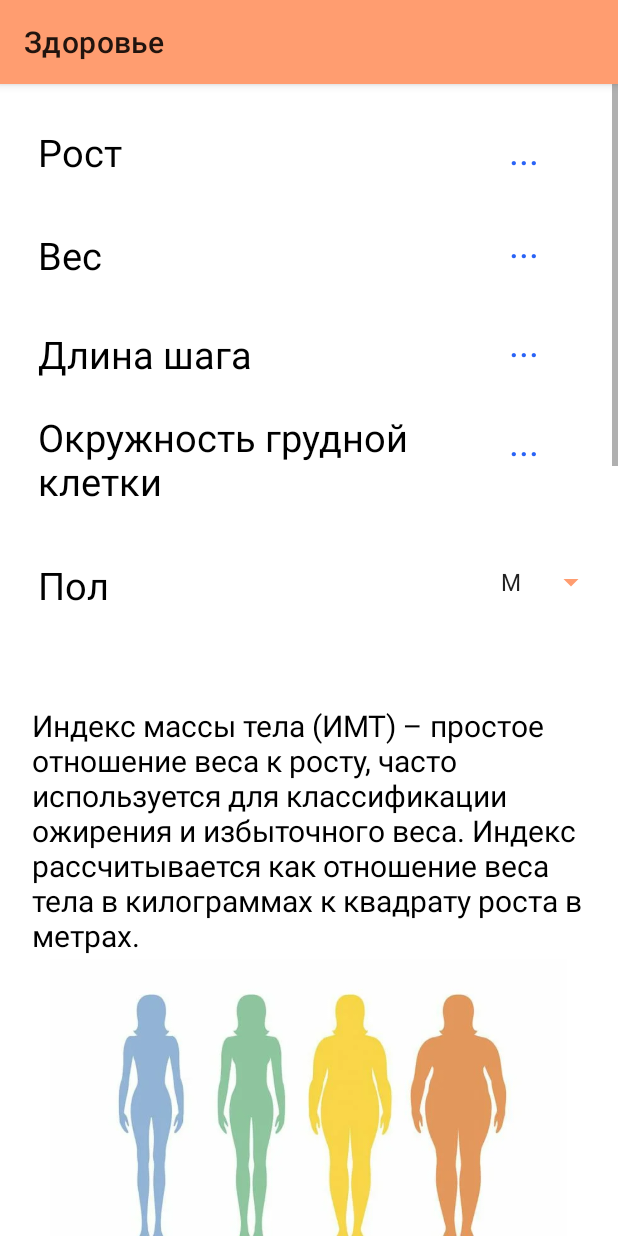
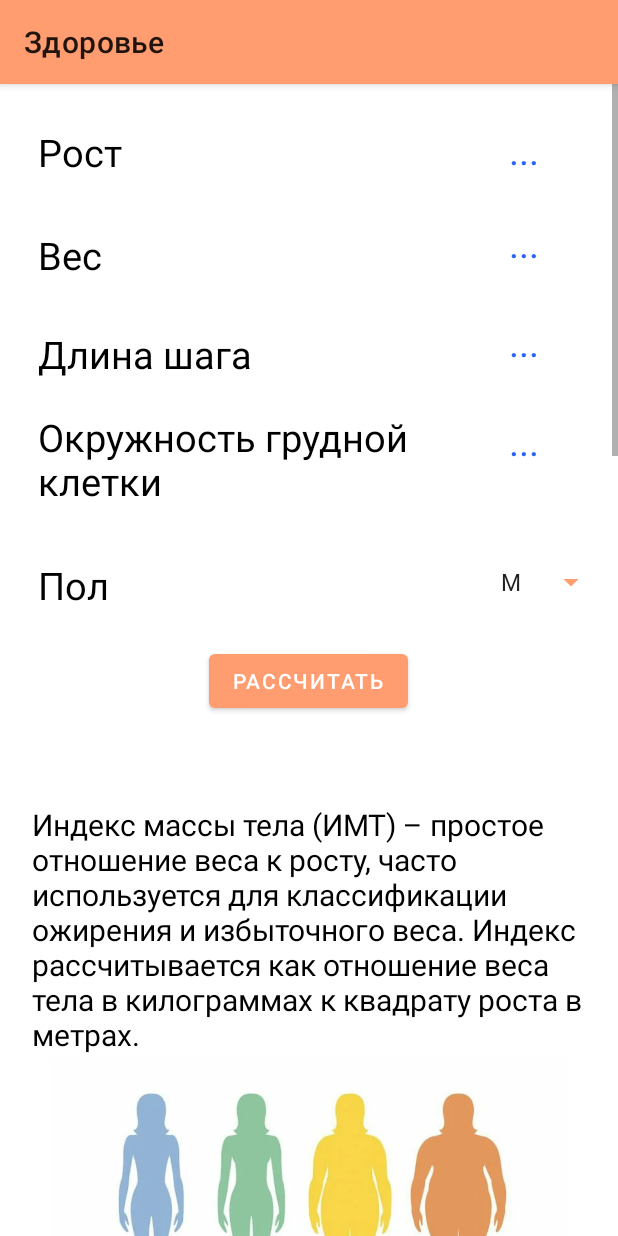
Before and after one commit to rikkewy/GPS_tracker, an Android app: the Health screen opened directly, with no data from a screen before it, on a phone screen of 412 x 824 dp. Run offline under Robolectric (Android 15) with nearby library versions, the phone set to English and light mode, and no system bars; libraries missing offline, so code that uses them is left out: com.yandex.mapkit, com.yandex.runtime; Roboto replaces fonts that are not available here.

Commit message:
Сохранение в текстовом поле введенных значений при возвращении в активность здоровья

```diff
--- a/app/src/main/java/com/example/gpstracker/Health.java
+++ b/app/src/main/java/com/example/gpstracker/Health.java
@@ -39,6 +39,7 @@ public class Health extends AppCompatActivity {
     private TextView gender;
     private TextView circ_of_chest;
     private TextView selection;
+    private Button btnResult;
     private Spinner spinner;
     private  String[] genders = { "М", "Ж"};
 
@@ -55,6 +56,7 @@ public class Health extends AppCompatActivity {
 
         });
 
+        btnResult = findViewById(R.id.btn_result);
         rost = findViewById(R.id.your_height);
         wes = findViewById(R.id.your_weight);
         long_of_step = findViewById(R.id.your_step);
@@ -64,7 +66,7 @@ public class Health extends AppCompatActivity {
         resul_prop =  findViewById(R.id.resul_prop);
         resul_strenght = findViewById(R.id.resul_strenght);
         resul_weight_height = findViewById(R.id.resul_weight_height);
-        setResul();
+
 
         spinner = findViewById(R.id.spinner);
         selection = findViewById(R.id.selection);
@@ -76,33 +78,38 @@ public class Health extends AppCompatActivity {
         spinner.setAdapter(adapter);
 
 
+        btnResult.setOnClickListener(new View.OnClickListener() {
+            @Override
+            public void onClick(View view) {
+                setResul();
+            }
+        });
 
         rost.setOnClickListener(new View.OnClickListener() {
             @Override
             public void onClick(View v) {
                 showDialogRost();
-                setResul();
+
             }
         });
         wes.setOnClickListener(new View.OnClickListener() {
             @Override
             public void onClick(View v) {
                 showDialogWes();
-                setResul();
+
             }
         });
         long_of_step.setOnClickListener(new View.OnClickListener() {
             @Override
             public void onClick(View v) {
                 showDialog_long_of_step();
-                setResul();
+
             }
         });
         circ_of_chest.setOnClickListener(new View.OnClickListener() {
             @Override
             public void onClick(View v) {
                 showDialogCirc();
-                setResul();
             }
         });
     }
@@ -111,6 +118,37 @@ public class Health extends AppCompatActivity {
     protected void onResume() {
         super.onResume();
 
+        SharedPreferences sharedPref = getSharedPreferences("myPref1", Context.MODE_PRIVATE);
+        String rost2 = sharedPref.getString("rost", "");
+        if (!rost2.equals("") ) {
+            rost.setText(rost2);
+        }
+        SharedPreferences sharedPref1 = getSharedPreferences("myPref2", Context.MODE_PRIVATE);
+        String wes2 = sharedPref1.getString("wes", "");
+        if (!wes2.equals("")) {
+            wes.setText(wes2);
+        }
+        SharedPreferences sharedPref2 = getSharedPreferences("myPref4", Context.MODE_PRIVATE);
+        String circ2 =sharedPref2.getString("circ", "" );
+        if(!circ2.equals("")) {
+            circ_of_chest.setText(circ2);
+        }
+        SharedPreferences sharedPref3 = getSharedPreferences("myPref3", Context.MODE_PRIVATE);
+        String step1 =sharedPref3.getString("step", "" );
+        if(!step1.equals("")) {
+            long_of_step.setText(step1);
+        }
+
+        SharedPreferences sharedPref5 = getSharedPreferences("myPref5", Context.MODE_PRIVATE);
+        int gender =sharedPref5.getInt("genders", 0 );
+        if(gender!=0) spinner.setSelection(gender);
+    }
+    public void onPause(){
+        super.onPause();
+        SharedPreferences sharedPref5 = getSharedPreferences("myPref5", Context.MODE_PRIVATE);
+        SharedPreferences.Editor editor = sharedPref5.edit();
+        editor.putInt("genders", spinner.getSelectedItemPosition());
+        editor.apply();
     }
 
     public void setResul(){
@@ -134,15 +172,21 @@ public class Health extends AppCompatActivity {
          int circ2 = Integer.valueOf(sharedPref2.getString("circ", String.valueOf(0)));
          circ_mean = circ2;
 
-         if(rost_mean != 0 && wes_mean !=0 && circ_mean!= 0 ) {
+         if(rost_mean != 0 && wes_mean !=0) {
              res1 = (int) (wes_mean /  (rost_mean *rost_mean / 10000.0));
              resul_imt.setText("Ваш ИМТ:" + " "  + res1);
+             res4 = wes_mean * 1000 / rost_mean;
+             resul_weight_height.setText("Ваш результат" + " "+ res4);
+         }
+
+         if (rost_mean != 0 && circ_mean!= 0){
              res2 = (int)(( ((double)circ_mean /  rost_mean) )* 100.0);
              resul_prop.setText("Ваш результат:" + " " +  res2);
+         }
+
+         if(rost_mean != 0 && wes_mean != 0 && circ_mean  != 0){
              res3 = rost_mean - (wes_mean + circ_mean);
              resul_strenght.setText("Ваш результат:" + " " + res3);
-             res4 = wes_mean * 1000 / rost_mean;
-             resul_weight_height.setText("Ваш результат" + " "+ res4);
          }
    }
     /** ДИОЛОГ С РОСТОМ */
--- a/app/src/main/res/layout/activity_health.xml
+++ b/app/src/main/res/layout/activity_health.xml
@@ -163,6 +163,14 @@
 
             </LinearLayout>
 
+            <Button
+                android:id="@+id/btn_result"
+                android:layout_width="wrap_content"
+                android:layout_height="wrap_content"
+                android:layout_gravity="center"
+                android:layout_marginTop="18dp"
+                android:text="Рассчитать" />
+
 
 
             <LinearLayout
```
